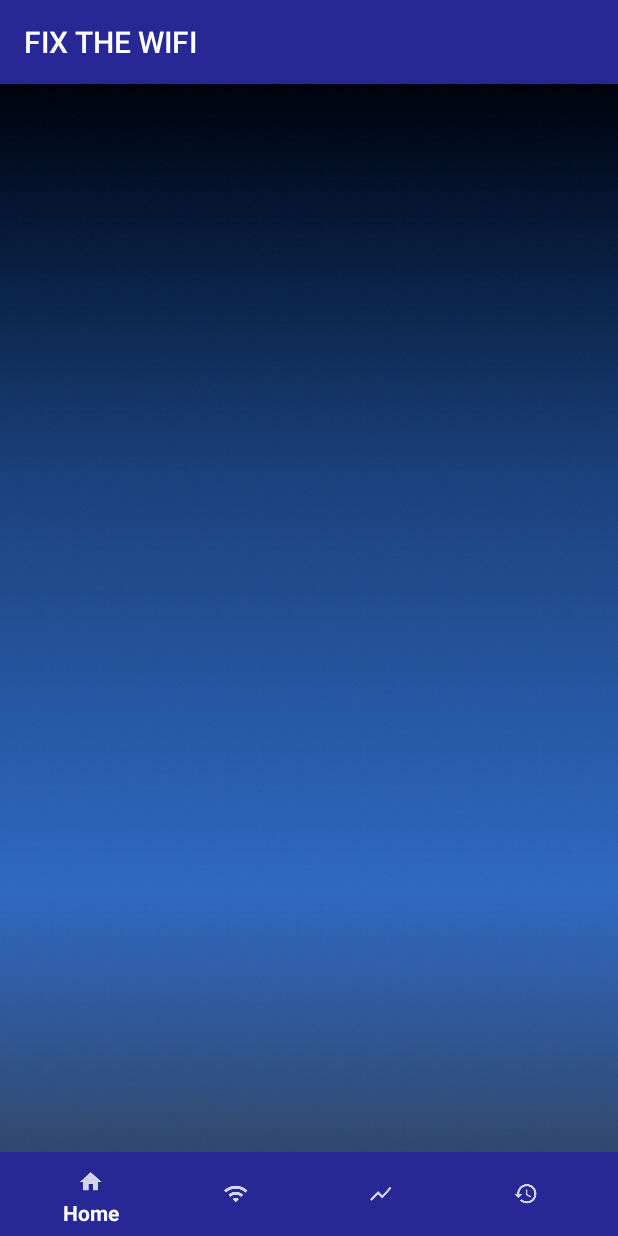
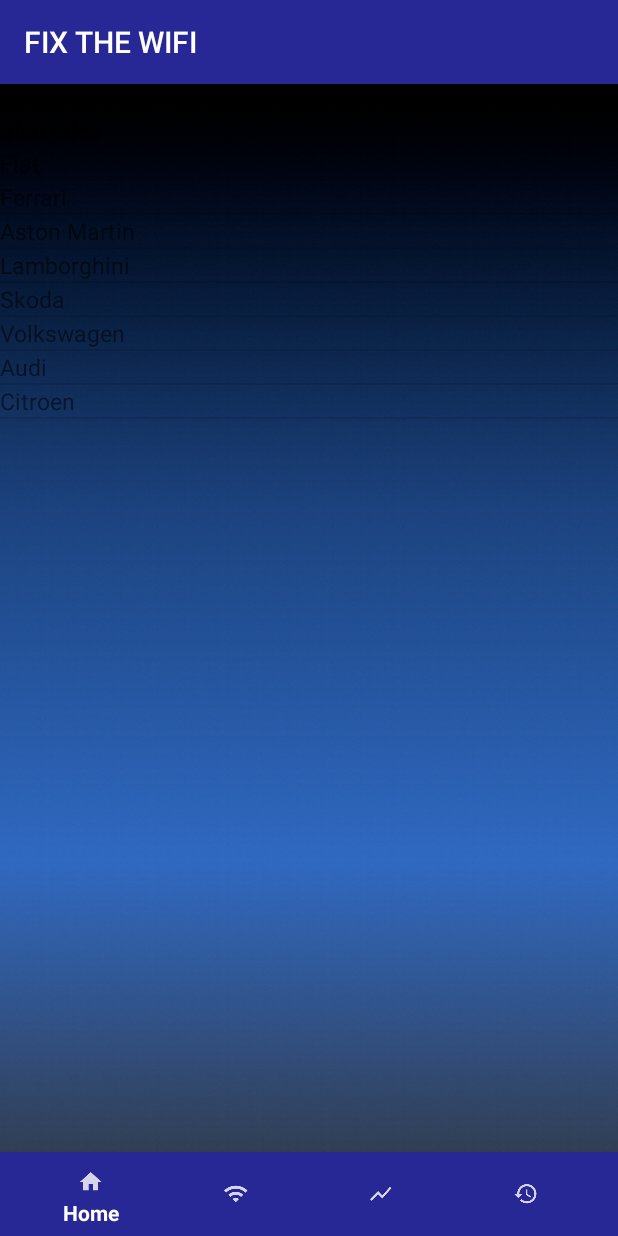
Before and after one commit to Karol-Larmo/wifi, an Android app: the Wifi_info screen opened directly, with no data from a screen before it, item 4 of the bottom bar chosen, on a phone screen of 412 x 824 dp. Run offline under Robolectric (Android 15) with nearby library versions, the phone set to English and light mode, and no system bars; 1 statement that could not run was skipped.

Commit message:
historia_zabawa_dalej

```diff
--- a/app/src/main/java/com/example/wifi/History_Activity.java
+++ b/app/src/main/java/com/example/wifi/History_Activity.java
@@ -8,9 +8,14 @@ import android.content.SharedPreferences;
 import android.os.Bundle;
 import android.util.Log;
 import android.view.MenuItem;
+import android.widget.ArrayAdapter;
+import android.widget.ListView;
 import android.widget.Toast;
 
 import com.google.android.material.bottomnavigation.BottomNavigationView;
+
+import java.util.ArrayList;
+import java.util.Arrays;
 
 public class History_Activity extends AppCompatActivity {
 
@@ -18,6 +23,8 @@ public class History_Activity extends AppCompatActivity {
     public static int[] Channel_count = new int[14];
     public final String Channel_STRING = "CHANNEL_RATIO_DATA";
     public final String ChannelShared = "ChannelShared";
+    private ListView list;
+    private ArrayAdapter<String> adapter;
 
     @Override
     protected void onCreate(Bundle savedInstanceState) {
@@ -25,7 +32,58 @@ public class History_Activity extends AppCompatActivity {
         setContentView(R.layout.activity_history);
 
         getValues();
+/*
+        list = (ListView) findViewById(R.id.history_list);
+        ArrayList<String> surveyList = new ArrayList<String>();
 
+        Log.i("Size", " " + SurveyList.ITEMS.size());
+        for (int i =0; i<SurveyList.ITEMS.size(); i ++)
+        {
+            int[] tab2 = new int[14];
+            int[] tab3 = new int[14];
+            SurveyList.Survey tmp = SurveyList.ITEMS.get(i);
+            tab2 = tmp.getValue();
+            tab3 = tmp.getValue();
+
+            int channel1 =0, channel2=0, channel3=0;
+            Arrays.sort(tab2);
+            for(int j=0; j<14; j++)
+            {
+                    if(tab2[j] == tab3[j] )
+                    {
+                        if(channel1 ==0)
+                        channel1 = j;
+                        else if(channel2 ==0)
+                            channel2 = j;
+                        else if (channel3 ==0)
+                            channel3 = j;
+
+                    }
+            }
+String string_tmp = "test";
+            //String string_tmp = "Survey " + i +
+              //      "\nBest Channels: " + channel1 + ", " + channel2 + ", " + channel3 +
+               //     "\n Values: \t" + tab2[0] + ", " + tab2[1] + ", " + tab2[2] ;
+
+            surveyList.add(string_tmp);
+
+            Log.i("String", "String added " + string_tmp + " " + tab2[0]);
+        }
+
+        adapter = new ArrayAdapter<String>(this, R.layout.dataset_survey, surveyList);
+        list.setAdapter(adapter);
+*/
+
+        list = (ListView) findViewById(R.id.history_list);
+
+        String cars[] = {"Mercedes", "Fiat", "Ferrari", "Aston Martin", "Lamborghini", "Skoda", "Volkswagen", "Audi", "Citroen"};
+
+        ArrayList<String> carL = new ArrayList<String>();
+        carL.addAll( Arrays.asList(cars) );
+
+        adapter = new ArrayAdapter<String>(this, R.layout.dataset_survey, carL);
+
+        list.setAdapter(adapter);
 
         BottomNavigationView bottomNavigationView = (BottomNavigationView) findViewById(R.id.bottom_navigationH);
         bottomNavigationView.setOnNavigationItemSelectedListener(new BottomNavigationView.OnNavigationItemSelectedListener() {
--- a/app/src/main/java/com/example/wifi/SurveyList.java
+++ b/app/src/main/java/com/example/wifi/SurveyList.java
@@ -20,6 +20,12 @@ public class SurveyList {
         ITEMS.clear();
         ITEMS_MAP.clear();
     }
+
+
+
+
+
+
 
 
     public static class Survey {
@@ -52,6 +58,11 @@ public class SurveyList {
             Channels_ratio = tab;
         }
 
+        public int[] getValue ()
+        {
+            return Channels_ratio;
+        }
+
     }
 
 }
--- a/app/src/main/java/com/example/wifi/Wifi_info.java
+++ b/app/src/main/java/com/example/wifi/Wifi_info.java
@@ -135,7 +135,7 @@ public class Wifi_info extends AppCompatActivity {
     for(int i=0; i<10; i++)
     {
         Update_values();
-        Log.i("test", "asd petla chuj mi na dupe");
+
         try {
             Thread.sleep(1000);
         } catch (InterruptedException e) {
--- a/app/src/main/res/layout/activity_history.xml
+++ b/app/src/main/res/layout/activity_history.xml
@@ -4,16 +4,22 @@
     xmlns:tools="http://schemas.android.com/tools"
     android:layout_width="match_parent"
     android:layout_height="match_parent"
-    tools:context=".History_Activity">
+    tools:context=".History_Activity"
+    android:background="@drawable/background" >
 
-    <ImageView
-        android:id="@+id/imageView"
+
+    <ListView
+        android:id="@+id/history_list"
         android:layout_width="match_parent"
-        android:layout_height="match_parent"
-        android:scaleType="centerCrop"
-        android:src="@drawable/background"
-        tools:layout_editor_absoluteX="0dp"
-        tools:layout_editor_absoluteY="0dp" />
+        android:layout_height="673dp"
+        android:layout_alignParentTop="true"
+        android:layout_centerHorizontal="true"
+        app:layout_constraintBottom_toTopOf="@+id/bottom_navigationH"
+        app:layout_constraintTop_toTopOf="parent"
+        tools:ignore="MissingConstraints"
+        tools:layout_editor_absoluteX="-2dp">
+
+    </ListView>
 
     <com.google.android.material.bottomnavigation.BottomNavigationView
         android:id="@+id/bottom_navigationH"
--- /dev/null
+++ b/app/src/main/res/layout/dataset_survey.xml
@@ -0,0 +1,6 @@
+<TextView xmlns:android="http://schemas.android.com/apk/res/android"
+    android:id="@+id/dataset_survey"
+    android:layout_width="fill_parent"
+    android:layout_height="wrap_content"
+    android:textSize="15sp" >
+</TextView>
--- a/app/src/main/res/layout/graf_bars.xml
+++ b/app/src/main/res/layout/graf_bars.xml
@@ -10,5 +10,6 @@ tools:context="Android.in.barchart.MainActivity">
     <com.github.mikephil.charting.charts.BarChart
         android:id="@+id/barchart"
         android:layout_width="match_parent"
-        android:layout_height="match_parent" />
+        android:layout_height="match_parent"
+        android:layout_margin="20dp"/>
 </LinearLayout>
```
